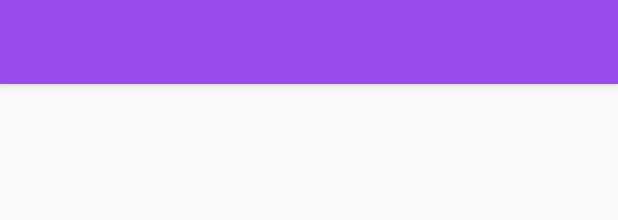
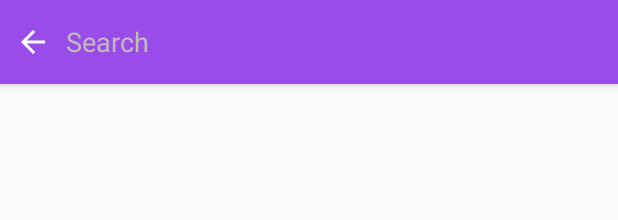
Before and after one commit to CodeDoesGood/HelpingHands, an Android app: the layout activity_search.xml on its own in the app's theme, with its tools: preview values and no code run, on a phone screen of 412 x 824 dp. Shown: the top 220 px of the screen. Run offline under Robolectric (Android 15) with nearby library versions, the phone set to English and light mode, and no system bars.

Commit message:
added fragments

```diff
--- /dev/null
+++ b/Android/app/src/main/res/drawable/ic_back_white_24dp.xml
@@ -0,0 +1,10 @@
+<?xml version="1.0" encoding="utf-8"?>
+<vector xmlns:android="http://schemas.android.com/apk/res/android"
+    android:viewportWidth="24"
+    android:viewportHeight="24"
+    android:width="24dp"
+    android:height="24dp">
+    <path
+        android:pathData="M20 11L7.83 11 13.42 5.41 12 4 4 12 12 20 13.41 18.59 7.83 13 20 13 20 11Z"
+        android:fillColor="#FFFFFF" />
+</vector>
--- a/Android/app/src/main/res/layout/activity_search.xml
+++ b/Android/app/src/main/res/layout/activity_search.xml
@@ -16,6 +16,25 @@
         app:contentInsetLeft="0dp"
         app:contentInsetStart="0dp"
         android:theme="@style/ThemeOverlay.AppCompat.ActionBar"
-        app:popupTheme="@style/ThemeOverlay.AppCompat.Light"/>
+        app:popupTheme="@style/ThemeOverlay.AppCompat.Light">
+
+        <ImageButton
+            android:id="@+id/search_close"
+            android:layout_width="wrap_content"
+            android:layout_height="wrap_content"
+            android:src="@drawable/ic_back_white_24dp"
+            android:background="@android:color/transparent"
+            android:padding="10dp"/>
+
+        <EditText
+            android:layout_width="match_parent"
+            android:layout_height="wrap_content"
+            android:background="@android:color/transparent"
+            android:textColorHint="@color/colorHint"
+            android:textColor="@android:color/white"
+            android:textCursorDrawable="@null"
+            android:hint="@string/hint_search"/>
+
+    </android.support.v7.widget.Toolbar>
 
 </RelativeLayout>
--- /dev/null
+++ b/Android/app/src/main/res/layout/fragment_favourite.xml
@@ -0,0 +1,6 @@
+<?xml version="1.0" encoding="utf-8"?>
+<LinearLayout xmlns:android="http://schemas.android.com/apk/res/android"
+    android:orientation="vertical" android:layout_width="match_parent"
+    android:layout_height="match_parent">
+
+</LinearLayout>
--- /dev/null
+++ b/Android/app/src/main/res/layout/fragment_home.xml
@@ -0,0 +1,6 @@
+<?xml version="1.0" encoding="utf-8"?>
+<LinearLayout xmlns:android="http://schemas.android.com/apk/res/android"
+    android:orientation="vertical" android:layout_width="match_parent"
+    android:layout_height="match_parent">
+
+</LinearLayout>
--- /dev/null
+++ b/Android/app/src/main/res/layout/fragment_post.xml
@@ -0,0 +1,6 @@
+<?xml version="1.0" encoding="utf-8"?>
+<LinearLayout xmlns:android="http://schemas.android.com/apk/res/android"
+    android:orientation="vertical" android:layout_width="match_parent"
+    android:layout_height="match_parent">
+
+</LinearLayout>
--- a/Android/app/src/main/res/values/colors.xml
+++ b/Android/app/src/main/res/values/colors.xml
@@ -3,6 +3,6 @@
     <color name="colorPrimary">#994cea</color>
     <color name="colorPrimaryDark">#512da8</color>
     <color name="colorAccent">#FF4081</color>
-    <color name="colorHint">#eeeeee</color>
     <color name="colorGeneral">#eeeeee</color>
+    <color name="colorHint">#C1BBBA</color>
 </resources>
--- a/Android/app/src/main/res/values/strings.xml
+++ b/Android/app/src/main/res/values/strings.xml
@@ -21,12 +21,16 @@
     <string name="title_home">Home</string>
     <string name="title_search">Search</string>
     <string name="title_favourite">Favourite</string>
-    <string name="title_post">Post</string>
+    <string name="title_post">New post</string>
     <string name="title_settings">Settings</string>
 
-    <!-- General names and titles -->
+    <!-- options -->
     <string name="about_us">About us</string>
     <string name="view_card">View as card</string>
     <string name="view_grid">View as grid</string>
+    <string name="send">Send</string>
+
+    <!-- Hint -->
+    <string name="hint_search">Search</string>
 
 </resources>
```
Also changed, not shown: Android/app/src/main/java/helpinghands/codedoesgood/org/helpinghands/Home.java (+24 -8 lines), Android/app/src/main/java/helpinghands/codedoesgood/org/helpinghands/Search.java (+27 -1 lines), Android/app/src/main/res/drawable/ic_send_white_24dp.xml (added, +10 -0 lines), Android/app/src/main/res/layout/fragment_settings.xml (added, +11 -0 lines), Android/app/src/main/res/menu/post_menu_toolbar.xml (added, +11 -0 lines).
